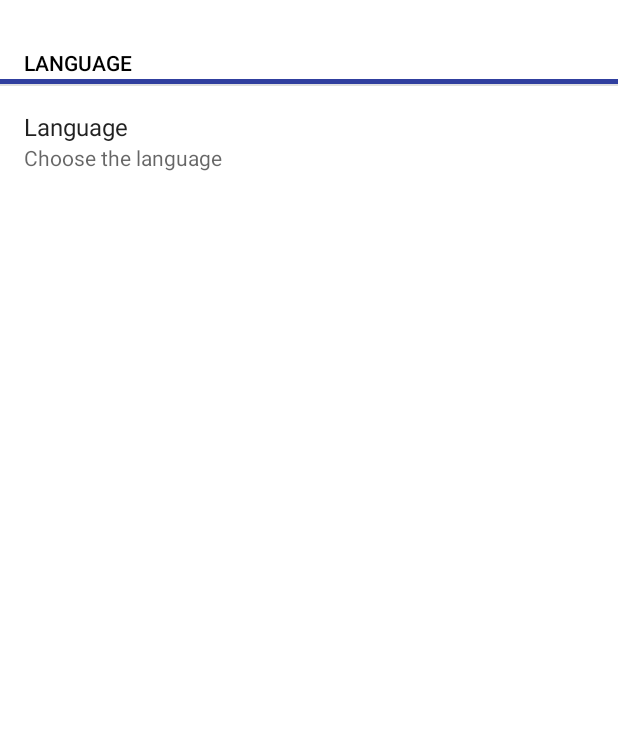
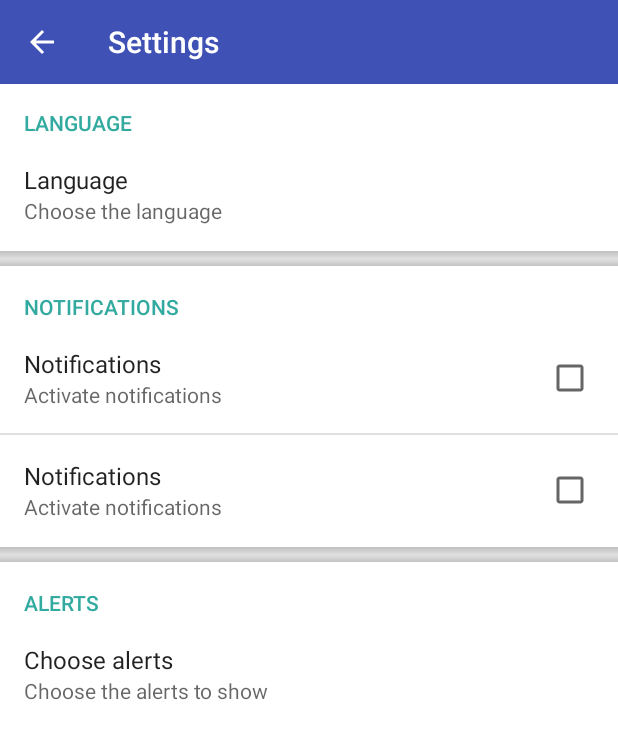
Before and after one commit to EnricGimeno/infoBilbaoUpdateRssLector, an Android app: the SettingsActivity screen opened directly, with no data from a screen before it, on a phone screen of 412 x 824 dp. Shown: the top 739 px of the screen. Run offline under Robolectric (Android 15) with nearby library versions, the phone set to English and light mode, and no system bars.

Commit message:
Changed the design of the settings activity

```diff
--- a/app/src/main/java/com/gimeno/enric/infobilbao/SettingsActivity.java
+++ b/app/src/main/java/com/gimeno/enric/infobilbao/SettingsActivity.java
@@ -11,7 +11,7 @@ public class SettingsActivity extends AppCompatActivity {
     @Override
     protected void onCreate(Bundle savedInstanceState) {
         super.onCreate(savedInstanceState);
-        setContentView(R.layout.settings);
+        setContentView(R.layout.settings_fragment);
         setRequestedOrientation(ActivityInfo.SCREEN_ORIENTATION_PORTRAIT);
 
         // Load toolbar
--- /dev/null
+++ b/app/src/main/res/drawable/shadow_bottom.xml
@@ -0,0 +1,7 @@
+<?xml version="1.0" encoding="utf-8"?>
+<shape xmlns:android="http://schemas.android.com/apk/res/android">
+    <gradient
+        android:startColor="#1F000000"
+        android:endColor="#3F000000"
+        android:angle="90" />
+</shape>
--- /dev/null
+++ b/app/src/main/res/drawable/shadow_top.xml
@@ -0,0 +1,7 @@
+<?xml version="1.0" encoding="utf-8"?>
+<shape xmlns:android="http://schemas.android.com/apk/res/android">
+    <gradient
+        android:startColor="#3F000000"
+        android:endColor="#1F000000"
+        android:angle="90"/>
+</shape>
--- /dev/null
+++ b/app/src/main/res/layout/divider_settings.xml
@@ -0,0 +1,16 @@
+<LinearLayout xmlns:android="http://schemas.android.com/apk/res/android"
+    android:layout_width="match_parent"
+    android:layout_height="10dp"
+    android:orientation="vertical">
+
+    <View
+        android:layout_width="match_parent"
+        android:layout_height="5dp"
+        android:background="@drawable/shadow_bottom"/>
+
+    <View
+        android:layout_width="match_parent"
+        android:layout_height="5dp"
+        android:background="@drawable/shadow_top"/>
+
+</LinearLayout>
--- a/app/src/main/res/layout/settings_divider.xml
+++ /dev/null
@@ -1,5 +0,0 @@
-<?xml version="1.0" encoding="utf-8"?>
-<View xmlns:android="http://schemas.android.com/apk/res/android"
-    android:background="@color/colorPrimaryDark"
-    android:layout_width="fill_parent"
-    android:layout_height="5px" />
--- a/app/src/main/res/layout/settings.xml
+++ b/app/src/main/res/layout/settings_fragment.xml
@@ -9,7 +9,8 @@
     <android.support.v7.widget.Toolbar
         android:id="@+id/toolbarPreference"
         android:layout_width="match_parent"
-        android:layout_height="16dp"
+        android:layout_height="?android:attr/actionBarSize"
+        android:background="@color/colorPrimary"
         app:popupTheme="@style/AppTheme"
         app:theme="@style/ToolbarColoredSettings" />
 
--- a/app/src/main/res/values/colors.xml
+++ b/app/src/main/res/values/colors.xml
@@ -3,4 +3,6 @@
     <color name="colorPrimary">#3F51B5</color>
     <color name="colorPrimaryDark">#303F9F</color>
     <color name="colorAccent">#FF4081</color>
+    <color name="colorCategoryTitle">#32aa9f</color>
+
 </resources>
--- a/app/src/main/res/values/strings.xml
+++ b/app/src/main/res/values/strings.xml
@@ -3,7 +3,7 @@
     <string name="salir">Exit</string>
     <string name="settings">Settings</string>
 
-    <!-- Language Preference -->
+    <!-- Language settings -->
     <string name="language">Language</string>
     <string name="languageTitle">LANGUAGE</string>
     <string name="pref_skyn_title">Appearance</string>
@@ -22,4 +22,27 @@
         <item>Spanish</item>
     </string-array>
 
+    <!--Notifications settings-->
+    <string name="notificationsTitle">NOTIFICATIONS</string>
+    <string name="pref_notifications_title">Notifications</string>
+    <string name="pref_notifications_summary">Activate notifications</string>
+
+    <!--Alerts settings-->
+    <string name="alertsTitle">ALERTS</string>
+    <string name="pref_alerts_title">Choose alerts</string>
+    <string name="pref_alerts_summary">Choose the alerts to show</string>
+    <string name="pref_alerts_dialogtitle">Choose the alerts:</string>
+
+    <string-array name="pref_alerts_entryvalues">
+        <item>1</item>
+        <item>2</item>
+        <item>3</item>
+    </string-array>
+
+    <string-array name="pref_alerts_entries">
+        <item>Avisos de temas varios</item>
+        <item>Avisos de trafico y transportes</item>
+        <item>Avisos del distrito 1 deusto</item>
+    </string-array>
+
 </resources>
--- a/app/src/main/res/values/styles.xml
+++ b/app/src/main/res/values/styles.xml
@@ -11,7 +11,7 @@
     <style name="ToolbarColoredSettings" parent = "AppTheme">
         <item name="android:textColorPrimary">@android:color/white</item>
         <item name="android:textColorSecondary">@android:color/white</item>
-        <item name="actionMenuTextColor">@android:color/white</item>
+        <item name="actionMenuTextColor">#d1d1d1</item>
         <item name="actionOverflowButtonStyle">@style/Widget.AppCompat.ActionButton.Overflow</item>
     </style>
 
@@ -20,7 +20,7 @@
         <item name="windowActionBar">false</item>
         <item name="colorPrimaryDark">@color/colorPrimaryDark</item>
         <item name="colorPrimary">@color/colorPrimary</item>
-        <item name="colorAccent">@android:color/black</item>
+        <item name="colorAccent">@color/colorCategoryTitle</item>
     </style>
 
     <style name="MyMaterialThemeSettings" parent="MyMaterialTheme.Base">
--- a/app/src/main/res/xml/settings.xml
+++ b/app/src/main/res/xml/settings.xml
@@ -4,9 +4,6 @@
     <PreferenceCategory
         android:title = "@string/languageTitle"
         android:key="pref_language_category">
-
-        <Preference
-            android:layout="@layout/settings_divider"/>
 
         <ListPreference
             android:key="pref_idiom"
@@ -15,8 +12,42 @@
             android:entries="@array/pref_idioma_entries"
             android:entryValues="@array/pref_idioma_entryvalues"
             android:dialogTitle="@string/pref_idioma_dialogtitle"
-            android:defaultValue="en"
-            />
+            android:defaultValue="en" />
+    </PreferenceCategory>
 
+    <PreferenceCategory
+        android:layout="@layout/divider_settings">
     </PreferenceCategory>
+
+    <PreferenceCategory
+        android:title="@string/notificationsTitle"
+        android:key="pref_key_notification">
+        <CheckBoxPreference
+            android:key="pref_key_auto_delete"
+            android:summary="@string/pref_notifications_summary"
+            android:title="@string/pref_notifications_title"
+            android:defaultValue="false" />
+        <CheckBoxPreference
+            android:key="pref_key_auto_delete2"
+            android:summary="@string/pref_notifications_summary"
+            android:title="@string/pref_notifications_title"
+            android:defaultValue="false" />
+    </PreferenceCategory>
+
+    <PreferenceCategory
+        android:layout="@layout/divider_settings">
+    </PreferenceCategory>
+
+
+    <PreferenceCategory
+        android:title="@string/alertsTitle"
+        android:key="pref_key_storage_settings">
+        <MultiSelectListPreference
+            android:key="pref_alert"
+            android:title="@string/pref_alerts_title"
+            android:summary="@string/pref_alerts_summary"
+            android:entries="@array/pref_alerts_entries"
+            android:entryValues="@array/pref_alerts_entryvalues"/>
+    </PreferenceCategory>
+
 </PreferenceScreen>
```
